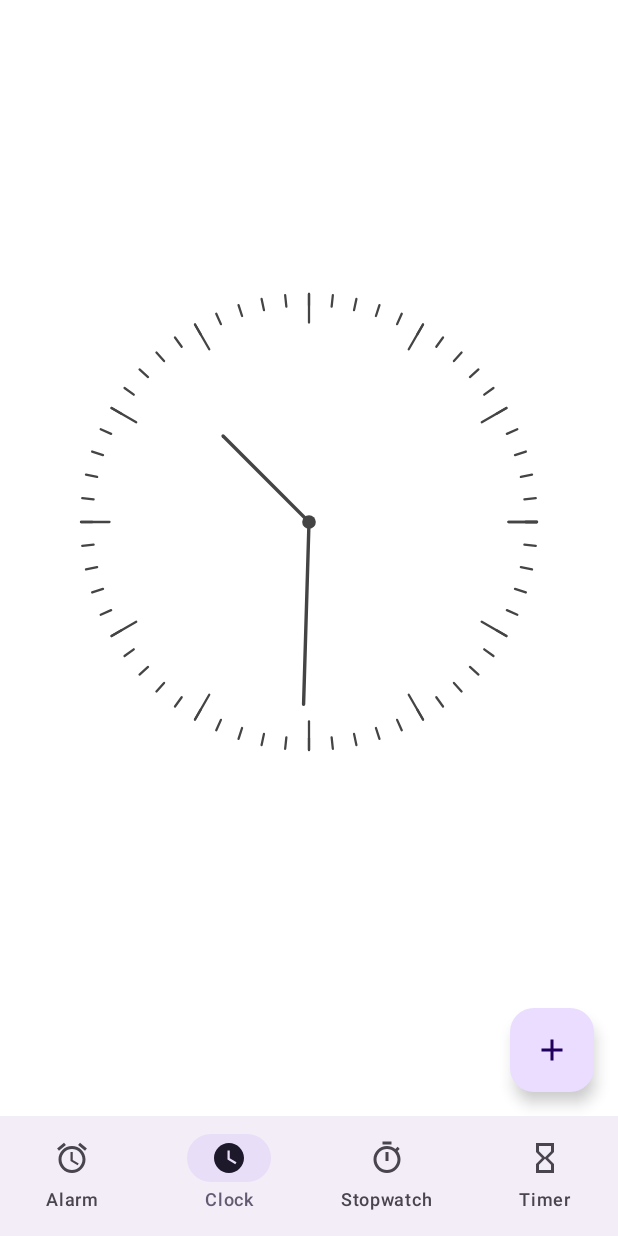
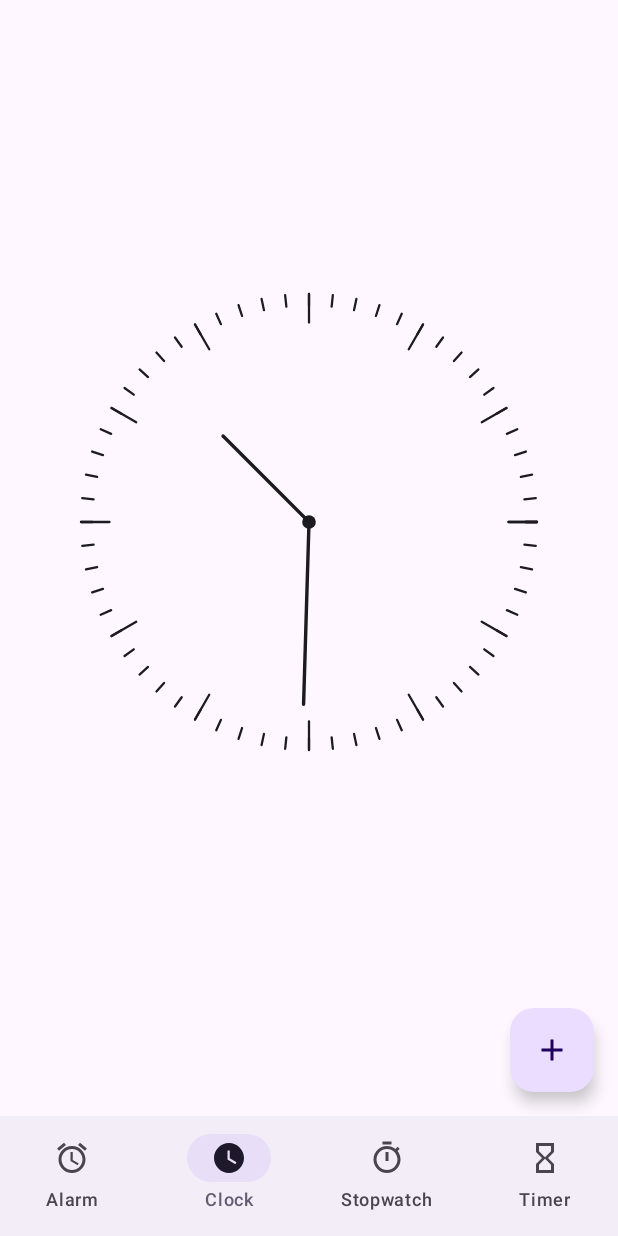
Before and after one commit to amrmsaraya/clock, an Android app built with Jetpack Compose: the ClockScreen screen opened through its navigation route, on a phone screen of 412 x 824 dp. Run offline under Robolectric (Android 15) with nearby library versions, the phone set to English and light mode, and no system bars; our stand-ins replace Dagger/Hilt's generated code, accompanist; 5 statements that could not run were skipped.

Commit message:
ClockScreen: Apply Material You

```diff
--- a/app/src/main/java/com/github/amrmsaraya/clock/presentation/alarm/AlarmScreen.kt
+++ b/app/src/main/java/com/github/amrmsaraya/clock/presentation/alarm/AlarmScreen.kt
@@ -239,16 +239,16 @@ private fun AlarmScreenContent(
                                 activeBackgroundColor = Colors.values()
                                     .filter { it.ordinal == alarm.color }
                                     .map {
-                                        it.activeBackground
+                                        it.activeBackgroundColor
                                     }.firstOrNull() ?: Purple200,
                                 inActiveBackgroundColor = Colors.values()
                                     .filter { it.ordinal == alarm.color }
                                     .map {
-                                        it.inActiveBackground
+                                        it.inActiveBackgroundColor
                                     }.firstOrNull() ?: Purple100,
                                 contentColor = Colors.values().filter { it.ordinal == alarm.color }
                                     .map {
-                                        it.onBackground
+                                        it.contentColor
                                     }.firstOrNull() ?: Purple900,
                                 ringtone = alarm.ringtone,
                                 checked = alarm.enabled,
--- a/app/src/main/java/com/github/amrmsaraya/clock/presentation/alarm/utils/Colors.kt
+++ b/app/src/main/java/com/github/amrmsaraya/clock/presentation/alarm/utils/Colors.kt
@@ -4,9 +4,9 @@ import androidx.compose.ui.graphics.Color
 import com.github.amrmsaraya.clock.presentation.theme.*
 
 enum class Colors(
-    val activeBackground: Color,
-    val inActiveBackground: Color,
-    val onBackground: Color
+    val activeBackgroundColor: Color,
+    val inActiveBackgroundColor: Color,
+    val contentColor: Color
 ) {
     PURPLE(Purple200, Purple100, Purple900),
     TEAL(Teal200, Teal100, Teal900),
--- a/app/src/main/java/com/github/amrmsaraya/clock/presentation/clock/ClockScreen.kt
+++ b/app/src/main/java/com/github/amrmsaraya/clock/presentation/clock/ClockScreen.kt
@@ -6,17 +6,22 @@ import androidx.compose.animation.EnterTransition
 import androidx.compose.animation.core.tween
 import androidx.compose.animation.fadeOut
 import androidx.compose.animation.shrinkVertically
-import androidx.compose.foundation.isSystemInDarkTheme
 import androidx.compose.foundation.layout.*
 import androidx.compose.foundation.lazy.LazyColumn
 import androidx.compose.foundation.lazy.items
 import androidx.compose.foundation.lazy.rememberLazyListState
-import androidx.compose.material.*
+import androidx.compose.material.BottomDrawerValue
+import androidx.compose.material.ExperimentalMaterialApi
+import androidx.compose.material.rememberBottomDrawerState
+import androidx.compose.material.rememberScaffoldState
+import androidx.compose.material3.ExperimentalMaterial3Api
+import androidx.compose.material3.FabPosition
+import androidx.compose.material3.MaterialTheme
+import androidx.compose.material3.Scaffold
 import androidx.compose.runtime.*
 import androidx.compose.ui.Alignment.Companion.CenterHorizontally
 import androidx.compose.ui.ExperimentalComposeUiApi
 import androidx.compose.ui.Modifier
-import androidx.compose.ui.graphics.Color
 import androidx.compose.ui.platform.LocalSoftwareKeyboardController
 import androidx.compose.ui.unit.dp
 import androidx.hilt.navigation.compose.hiltViewModel
@@ -84,7 +89,7 @@ fun ClockScreen(
         },
         content = {
             ClockScreenContent(
-                scaffoldState = scaffoldState,
+//                scaffoldState = scaffoldState,
                 worldClock = localClock,
                 times = worldClocks,
                 selectMode = selectMode,
@@ -103,9 +108,10 @@ fun ClockScreen(
     )
 }
 
+@OptIn(ExperimentalMaterial3Api::class)
 @Composable
 private fun ClockScreenContent(
-    scaffoldState: ScaffoldState,
+//    scaffoldState: ScaffoldState,
     worldClock: WorldClock,
     times: Map<TimeZone, WorldClock>,
     selectMode: Boolean,
@@ -132,7 +138,6 @@ private fun ClockScreenContent(
 
     Scaffold(
         modifier = Modifier.fillMaxSize(),
-        scaffoldState = scaffoldState,
         floatingActionButton = {
             if (selectMode) {
                 DeleteFAB {
@@ -162,7 +167,7 @@ private fun ClockScreenContent(
                     .fillMaxWidth(0.8f)
                     .align(CenterHorizontally),
                 worldClock = worldClock,
-                color = if (isSystemInDarkTheme()) Color.LightGray else Color.DarkGray
+                color = MaterialTheme.colorScheme.onSurface
             )
             Spacer(modifier = Modifier.size(16.dp))
             LazyColumn(
--- a/app/src/main/java/com/github/amrmsaraya/clock/presentation/clock/component/AddClock.kt
+++ b/app/src/main/java/com/github/amrmsaraya/clock/presentation/clock/component/AddClock.kt
@@ -8,13 +8,13 @@ import androidx.compose.foundation.lazy.items
 import androidx.compose.foundation.lazy.rememberLazyListState
 import androidx.compose.foundation.shape.CircleShape
 import androidx.compose.foundation.text.BasicTextField
-import androidx.compose.material.Card
-import androidx.compose.material.Icon
-import androidx.compose.material.MaterialTheme
-import androidx.compose.material.Text
 import androidx.compose.material.icons.Icons
 import androidx.compose.material.icons.filled.Cancel
 import androidx.compose.material.icons.filled.Search
+import androidx.compose.material3.Icon
+import androidx.compose.material3.MaterialTheme
+import androidx.compose.material3.Surface
+import androidx.compose.material3.Text
 import androidx.compose.runtime.*
 import androidx.compose.ui.Alignment
 import androidx.compose.ui.Modifier
@@ -93,16 +93,16 @@ private fun SearchTextField(
     BasicTextField(
         value = search,
         onValueChange = { onSearch(it) },
-        textStyle = TextStyle(color = MaterialTheme.colors.onSurface, fontSize = 18.sp),
-        cursorBrush = SolidColor(MaterialTheme.colors.primary),
+        textStyle = TextStyle(color = MaterialTheme.colorScheme.onSurface, fontSize = 18.sp),
+        cursorBrush = SolidColor(MaterialTheme.colorScheme.primary),
         singleLine = true,
     ) {
-        Card(
+        Surface(
             modifier = Modifier
                 .fillMaxWidth()
                 .padding(top = 8.dp),
-            elevation = 3.dp,
-            shape = CircleShape
+            shape = CircleShape,
+            tonalElevation = 1.dp,
         ) {
             Row(
                 Modifier.padding(start = 16.dp, end = 16.dp, top = 10.dp, bottom = 10.dp),
@@ -125,7 +125,7 @@ private fun SearchTextField(
                         if (search.isEmpty()) {
                             Text(
                                 text = "City, country or region",
-                                color = Color.Gray,
+                                color = MaterialTheme.colorScheme.onSurface.copy(alpha = .5f),
                                 fontSize = 18.sp
                             )
                         }
@@ -144,7 +144,7 @@ private fun SearchTextField(
                             ),
                         imageVector = Icons.Default.Cancel,
                         contentDescription = null,
-                        tint = Color.Gray
+                        tint = MaterialTheme.colorScheme.onSurface.copy(alpha = .5f)
                     )
                 }
             }
--- a/app/src/main/java/com/github/amrmsaraya/clock/presentation/common_ui/BottomDrawerSheet.kt
+++ b/app/src/main/java/com/github/amrmsaraya/clock/presentation/common_ui/BottomDrawerSheet.kt
@@ -3,7 +3,12 @@ package com.github.amrmsaraya.clock.presentation.common_ui
 import androidx.compose.foundation.layout.*
 import androidx.compose.foundation.shape.CircleShape
 import androidx.compose.foundation.shape.RoundedCornerShape
-import androidx.compose.material.*
+import androidx.compose.material.BottomDrawer
+import androidx.compose.material.BottomDrawerState
+import androidx.compose.material.Divider
+import androidx.compose.material.ExperimentalMaterialApi
+import androidx.compose.material3.MaterialTheme
+import androidx.compose.material3.Surface
 import androidx.compose.runtime.Composable
 import androidx.compose.ui.Alignment
 import androidx.compose.ui.Modifier
@@ -18,12 +23,14 @@ fun BottomDrawerSheet(
     drawerContent: @Composable (ColumnScope.() -> Unit),
     content: @Composable () -> Unit
 ) {
+    Surface {
         BottomDrawer(
             modifier = modifier,
             gesturesEnabled = false,
             drawerState = drawerState,
             drawerElevation = 0.dp,
-        scrimColor = MaterialTheme.colors.surface.copy(alpha = 0.75f),
+            drawerBackgroundColor = MaterialTheme.colorScheme.surface,
+            scrimColor = MaterialTheme.colorScheme.surface.copy(alpha = 0.75f),
             drawerShape = RoundedCornerShape(topStart = 30.dp, topEnd = 30.dp),
             drawerContent = {
                 Column(
@@ -36,12 +43,15 @@ fun BottomDrawerSheet(
                             .fillMaxWidth(.2f)
                             .clip(CircleShape)
                             .align(Alignment.CenterHorizontally),
-                    thickness = 5.dp
+                        thickness = 5.dp,
+                        color = MaterialTheme.colorScheme.onSurface.copy(alpha = .1f)
                     )
                     Spacer(modifier = Modifier.size(8.dp))
                     drawerContent()
                 }
             },
             content = content
+
         )
     }
+}
```
Also changed, not shown: app/src/main/java/com/github/amrmsaraya/clock/presentation/alarm/ui/NewAlarm.kt (+37 -12 lines), app/src/main/java/com/github/amrmsaraya/clock/presentation/clock/component/WorldClock.kt (+9 -3 lines). Lines whose indentation alone changed are shown as unchanged.
